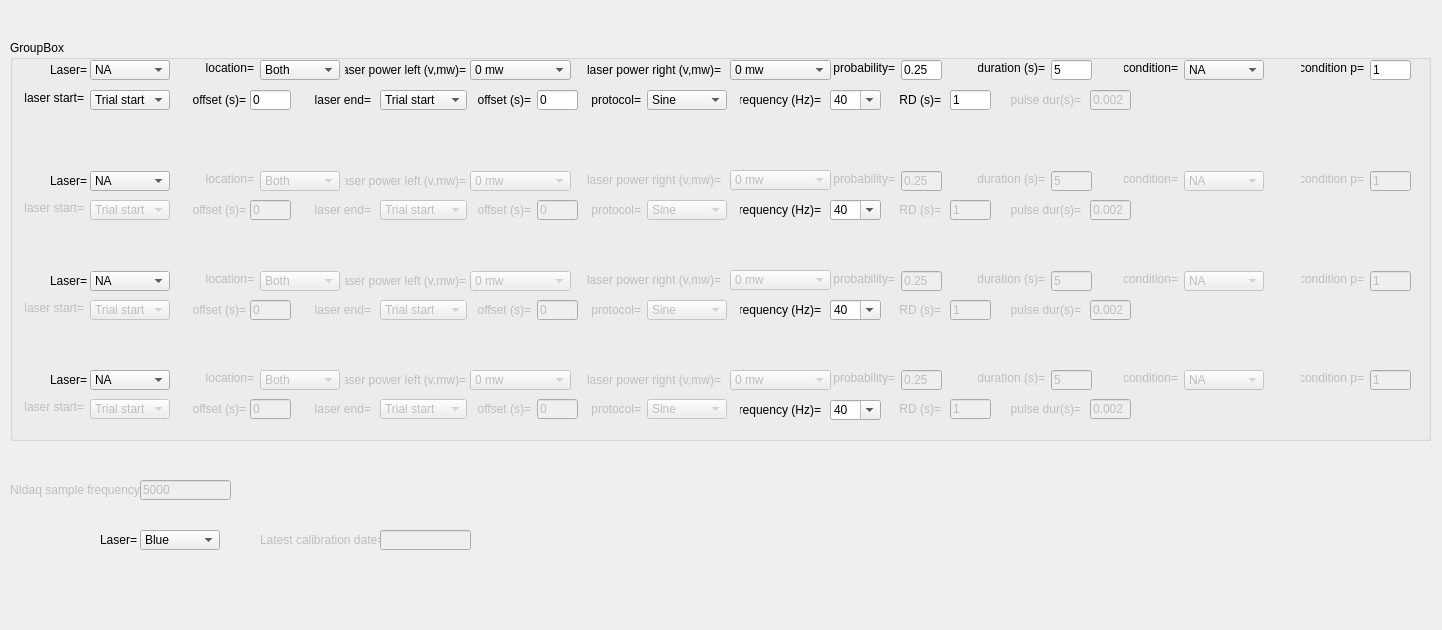
Before: the Qt Designer form src/foraging_gui/Optogenetics.ui in AllenNeuralDynamics/dynamic-foraging-task, drawn with Qt 5.
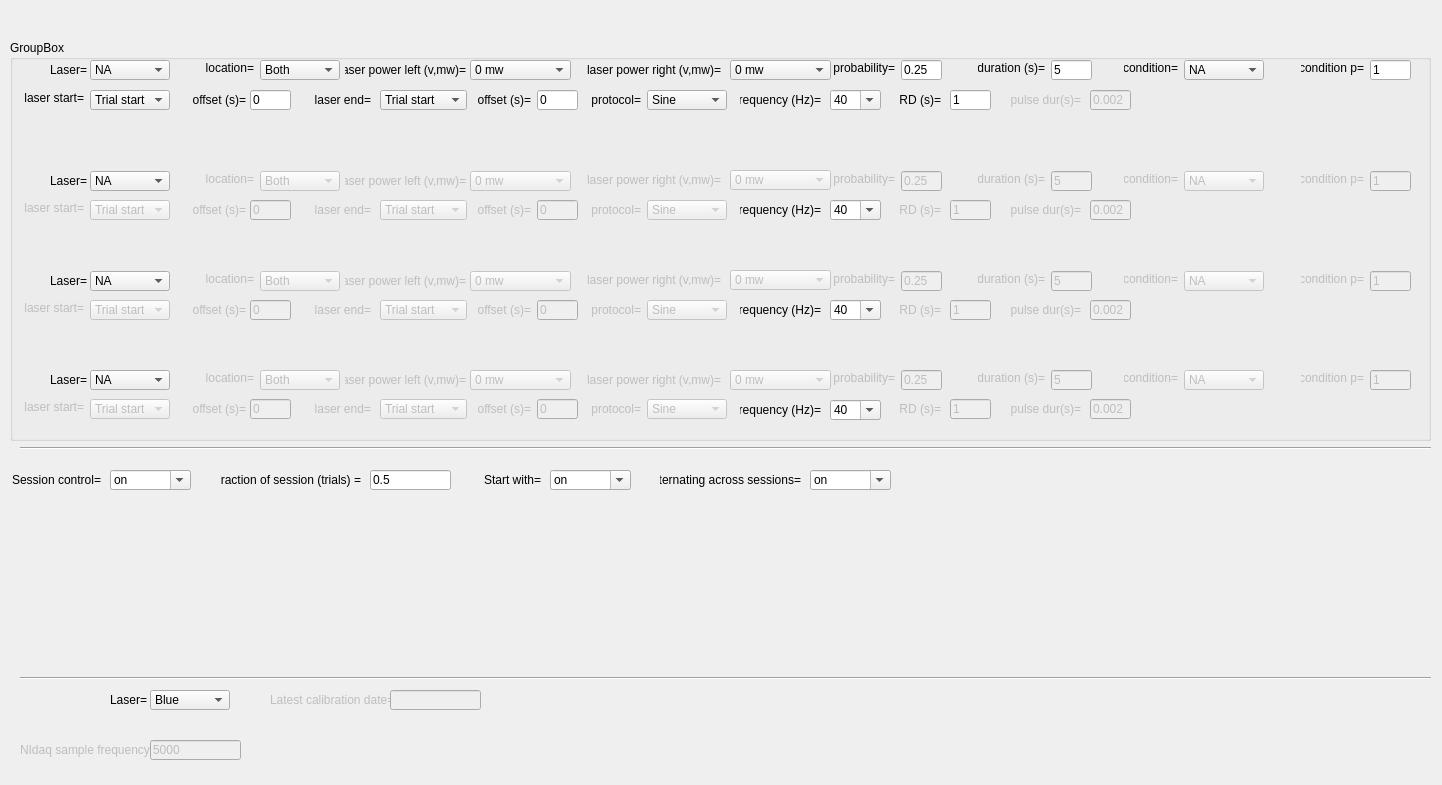
After: the same form once the commit is applied.

Commit message: Added session control to the ui

```diff
--- a/src/foraging_gui/Optogenetics.ui
+++ b/src/foraging_gui/Optogenetics.ui
@@ -7,7 +7,7 @@
     <x>0</x>
     <y>0</y>
     <width>1442</width>
-    <height>630</height>
+    <height>785</height>
    </rect>
   </property>
   <property name="windowTitle">
@@ -3066,8 +3066,8 @@
    </property>
    <property name="geometry">
     <rect>
-     <x>10</x>
-     <y>480</y>
+     <x>20</x>
+     <y>740</y>
      <width>131</width>
      <height>20</height>
     </rect>
@@ -3082,8 +3082,8 @@
    </property>
    <property name="geometry">
     <rect>
-     <x>140</x>
-     <y>480</y>
+     <x>150</x>
+     <y>740</y>
      <width>91</width>
      <height>20</height>
     </rect>
@@ -3585,8 +3585,8 @@
    </property>
    <property name="geometry">
     <rect>
-     <x>260</x>
-     <y>530</y>
+     <x>270</x>
+     <y>690</y>
      <width>131</width>
      <height>20</height>
     </rect>
@@ -3601,8 +3601,8 @@
    </property>
    <property name="geometry">
     <rect>
-     <x>380</x>
-     <y>530</y>
+     <x>390</x>
+     <y>690</y>
      <width>91</width>
      <height>20</height>
     </rect>
@@ -3614,8 +3614,8 @@
   <widget class="QLabel" name="label1_17">
    <property name="geometry">
     <rect>
-     <x>100</x>
-     <y>530</y>
+     <x>110</x>
+     <y>690</y>
      <width>41</width>
      <height>20</height>
     </rect>
@@ -3627,8 +3627,8 @@
   <widget class="QComboBox" name="Laser_calibration">
    <property name="geometry">
     <rect>
-     <x>140</x>
-     <y>530</y>
+     <x>150</x>
+     <y>690</y>
      <width>80</width>
      <height>20</height>
     </rect>
@@ -3668,6 +3668,228 @@
     </property>
    </item>
   </widget>
+  <widget class="Line" name="line">
+   <property name="geometry">
+    <rect>
+     <x>20</x>
+     <y>670</y>
+     <width>1411</width>
+     <height>16</height>
+    </rect>
+   </property>
+   <property name="orientation">
+    <enum>Qt::Horizontal</enum>
+   </property>
+  </widget>
+  <widget class="Line" name="line_2">
+   <property name="geometry">
+    <rect>
+     <x>20</x>
+     <y>440</y>
+     <width>1411</width>
+     <height>16</height>
+    </rect>
+   </property>
+   <property name="orientation">
+    <enum>Qt::Horizontal</enum>
+   </property>
+  </widget>
+  <widget class="QComboBox" name="SessionAlternating">
+   <property name="geometry">
+    <rect>
+     <x>810</x>
+     <y>470</y>
+     <width>81</width>
+     <height>20</height>
+    </rect>
+   </property>
+   <property name="sizePolicy">
+    <sizepolicy hsizetype="Expanding" vsizetype="Expanding">
+     <horstretch>0</horstretch>
+     <verstretch>0</verstretch>
+    </sizepolicy>
+   </property>
+   <property name="editable">
+    <bool>true</bool>
+   </property>
+   <item>
+    <property name="text">
+     <string>on</string>
+    </property>
+   </item>
+   <item>
+    <property name="text">
+     <string>off</string>
+    </property>
+   </item>
+   <item>
+    <property name="text">
+     <string/>
+    </property>
+   </item>
+   <item>
+    <property name="text">
+     <string/>
+    </property>
+   </item>
+  </widget>
+  <widget class="QLabel" name="label3_17">
+   <property name="geometry">
+    <rect>
+     <x>660</x>
+     <y>470</y>
+     <width>141</width>
+     <height>20</height>
+    </rect>
+   </property>
+   <property name="text">
+    <string>Alternating across sessions=</string>
+   </property>
+   <property name="textFormat">
+    <enum>Qt::AutoText</enum>
+   </property>
+   <property name="alignment">
+    <set>Qt::AlignRight|Qt::AlignTrailing|Qt::AlignVCenter</set>
+   </property>
+  </widget>
+  <widget class="QLabel" name="label3_18">
+   <property name="geometry">
+    <rect>
+     <x>220</x>
+     <y>470</y>
+     <width>141</width>
+     <height>20</height>
+    </rect>
+   </property>
+   <property name="text">
+    <string>Fraction of session (trials) =</string>
+   </property>
+   <property name="textFormat">
+    <enum>Qt::AutoText</enum>
+   </property>
+   <property name="alignment">
+    <set>Qt::AlignRight|Qt::AlignTrailing|Qt::AlignVCenter</set>
+   </property>
+  </widget>
+  <widget class="QLineEdit" name="FractionOfSession">
+   <property name="geometry">
+    <rect>
+     <x>370</x>
+     <y>470</y>
+     <width>81</width>
+     <height>20</height>
+    </rect>
+   </property>
+   <property name="text">
+    <string>0.5</string>
+   </property>
+  </widget>
+  <widget class="QLabel" name="label3_19">
+   <property name="geometry">
+    <rect>
+     <x>480</x>
+     <y>470</y>
+     <width>61</width>
+     <height>20</height>
+    </rect>
+   </property>
+   <property name="text">
+    <string>Start with=</string>
+   </property>
+   <property name="textFormat">
+    <enum>Qt::AutoText</enum>
+   </property>
+   <property name="alignment">
+    <set>Qt::AlignRight|Qt::AlignTrailing|Qt::AlignVCenter</set>
+   </property>
+  </widget>
+  <widget class="QComboBox" name="SessionStartWith">
+   <property name="geometry">
+    <rect>
+     <x>550</x>
+     <y>470</y>
+     <width>81</width>
+     <height>20</height>
+    </rect>
+   </property>
+   <property name="sizePolicy">
+    <sizepolicy hsizetype="Expanding" vsizetype="Expanding">
+     <horstretch>0</horstretch>
+     <verstretch>0</verstretch>
+    </sizepolicy>
+   </property>
+   <property name="editable">
+    <bool>true</bool>
+   </property>
+   <item>
+    <property name="text">
+     <string>on</string>
+    </property>
+   </item>
+   <item>
+    <property name="text">
+     <string>off</string>
+    </property>
+   </item>
+   <item>
+    <property name="text">
+     <string/>
+    </property>
+   </item>
+   <item>
+    <property name="text">
+     <string/>
+    </property>
+   </item>
+  </widget>
+  <widget class="QComboBox" name="SessionWideControl">
+   <property name="geometry">
+    <rect>
+     <x>110</x>
+     <y>470</y>
+     <width>81</width>
+     <height>20</height>
+    </rect>
+   </property>
+   <property name="sizePolicy">
+    <sizepolicy hsizetype="Expanding" vsizetype="Expanding">
+     <horstretch>0</horstretch>
+     <verstretch>0</verstretch>
+    </sizepolicy>
+   </property>
+   <property name="editable">
+    <bool>true</bool>
+   </property>
+   <item>
+    <property name="text">
+     <string>on</string>
+    </property>
+   </item>
+   <item>
+    <property name="text">
+     <string>off</string>
+    </property>
+   </item>
+  </widget>
+  <widget class="QLabel" name="label3_20">
+   <property name="geometry">
+    <rect>
+     <x>10</x>
+     <y>470</y>
+     <width>91</width>
+     <height>20</height>
+    </rect>
+   </property>
+   <property name="text">
+    <string>Session control=</string>
+   </property>
+   <property name="textFormat">
+    <enum>Qt::AutoText</enum>
+   </property>
+   <property name="alignment">
+    <set>Qt::AlignRight|Qt::AlignTrailing|Qt::AlignVCenter</set>
+   </property>
+  </widget>
   <zorder>OptoPar</zorder>
   <zorder>Laser_1</zorder>
   <zorder>label1_2</zorder>
```
Left out of the diff: 10 changed lines with no effect on the pictures.
